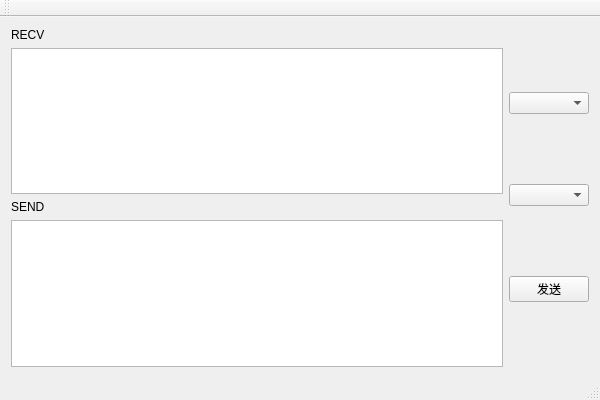
Above: XXXX/xxxx.ui from FY1043031060/SerialDemo before the change. Below: the same form after it.
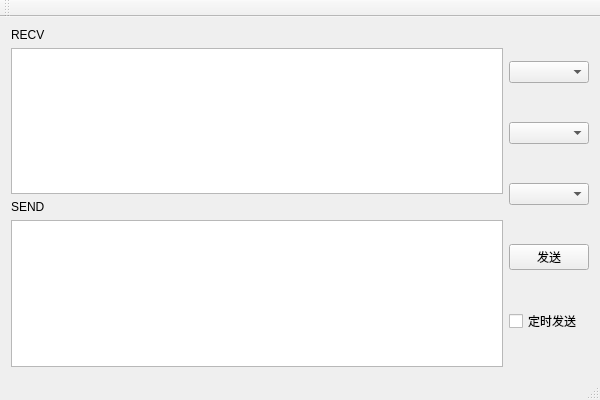
That is the form after the change.

```diff
--- a/XXXX/xxxx.ui
+++ b/XXXX/xxxx.ui
@@ -57,6 +57,9 @@
         <item>
          <widget class="QComboBox" name="m_itemComboBox"/>
         </item>
+        <item>
+         <widget class="QComboBox" name="m_parityComboBox"/>
+        </item>
         <item>
          <widget class="QPushButton" name="m_pushButton">
           <property name="text">
@@ -64,6 +67,13 @@
           </property>
          </widget>
         </item>
+        <item>
+         <widget class="QCheckBox" name="m_timerCheckBox">
+          <property name="text">
+           <string>定时发送</string>
+          </property>
+         </widget>
+        </item>
        </layout>
       </item>
      </layout>
```
